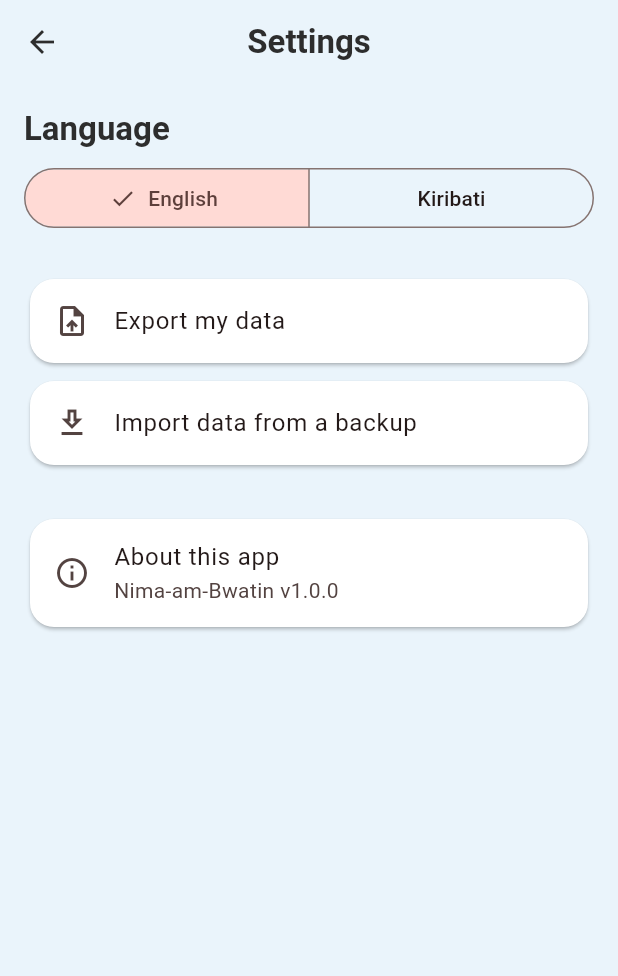
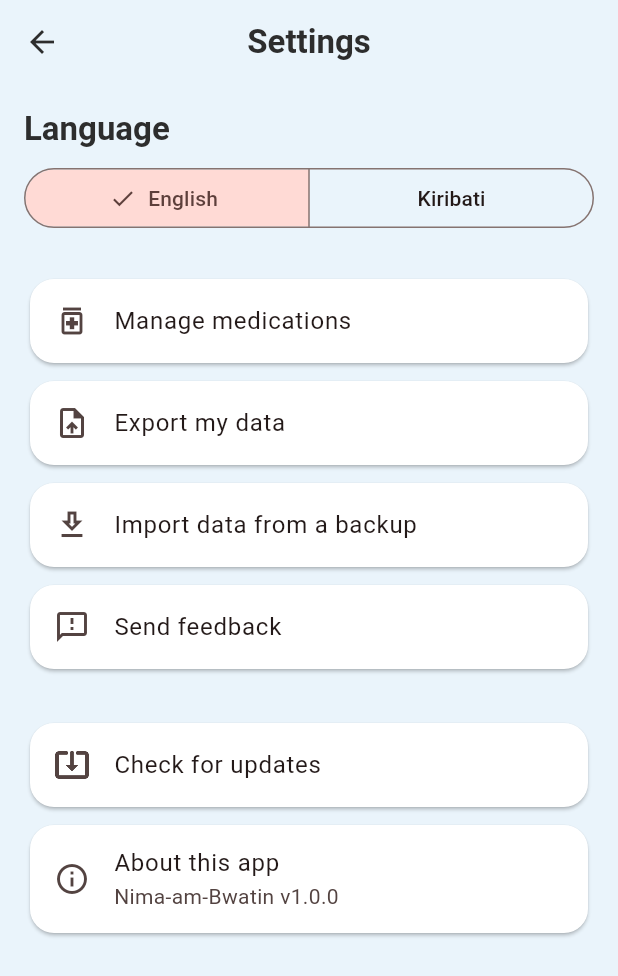
Before and after one commit to dsc26support-beep/Nima-am-Bwatin, a Flutter app: the SettingsScreen screen opened directly, on a phone screen of 412 x 824 dp. Shown: the top 976 px of the screen. Run offline on Flutter 3.47's test engine with Material 3 defaults, Android fonts, the phone set to English and light mode, and no system bars; our stand-ins replace file_picker, flutter_local_notifications, flutter_riverpod, flutter_timezone, package_info_plus, permission_handler and 4 more; accounts and stored records are empty.

Commit message:
Fix stale medication list after edits, relocate delete, add update check and feedback
- Fix: editing a medication/appointment (e.g. changing a reminder time) and
  saving could leave the on-screen list showing the old data. The DB write
  always succeeded, but if notification (re)scheduling then threw -- e.g.
  the exact-alarm permission isn't granted yet on the device -- the
  exception aborted the update before the in-memory list ever reloaded.
  Wrap the scheduling/cancel calls in try/catch in both notifiers so a
  scheduling failure never blocks the state refresh. Covered by a new
  regression test (medication_notifier_test.dart) plus a lower-level
  repository roundtrip test proving persistence itself was always correct.
- Move medication deletion out of the main Medications list (no more
  delete icon per row) into a new "Manage medications" screen under
  Settings.
- Add an "Update now" flow in Settings: compares the running build's
  embedded commit SHA against a version.json published alongside every CI
  release, and opens the direct APK download when a newer build exists.
  CI now bakes BUILD_SHA in via --dart-define and publishes version.json.
- Add a "Send feedback" screen in Settings: a text box that opens the
  device's email app addressed to dsc26.support@gmail.com with the
  comment pre-filled.

Co-Authored-By: Claude Sonnet 5 <noreply@anthropic.com>
Claude-Session: https://claude.ai/code/session_01WntN4FWLRcYFJt2r9WFWUM

```diff
--- a/assets/lang/en.json
+++ b/assets/lang/en.json
@@ -95,7 +95,22 @@
   "settings_language_kiribati": "Kiribati",
   "settings_export_data": "Export my data",
   "settings_import_data": "Import data from a backup",
+  "settings_manage_medications": "Manage medications",
   "settings_about": "About this app",
+  "settings_check_updates": "Check for updates",
+  "settings_checking_updates": "Checking for updates...",
+  "settings_update_now": "Update now",
+  "settings_up_to_date": "You're on the latest version",
+  "settings_feedback": "Send feedback",
+
+  "manage_medications_title": "Manage medications",
+  "manage_medications_empty": "No medications to manage yet.",
+
+  "feedback_title": "Send feedback",
+  "feedback_intro": "Help us improve this app. Tell us what's working well or what could be better.",
+  "feedback_hint": "Type your comments here...",
+  "feedback_submit": "Submit",
+  "feedback_empty_error": "Please write something before submitting.",
 
   "medication_notification_title": "Time for your medication",
   "medication_notification_body": "Take {dosage} of {name} now.",
--- a/assets/lang/gil.json
+++ b/assets/lang/gil.json
@@ -95,7 +95,22 @@
   "settings_language_kiribati": "Kiribati",
   "settings_export_data": "Export my data",
   "settings_import_data": "Import data from a backup",
+  "settings_manage_medications": "Manage medications",
   "settings_about": "About this app",
+  "settings_check_updates": "Check for updates",
+  "settings_checking_updates": "Checking for updates...",
+  "settings_update_now": "Update now",
+  "settings_up_to_date": "You're on the latest version",
+  "settings_feedback": "Send feedback",
+
+  "manage_medications_title": "Manage medications",
+  "manage_medications_empty": "No medications to manage yet.",
+
+  "feedback_title": "Send feedback",
+  "feedback_intro": "Help us improve this app. Tell us what's working well or what could be better.",
+  "feedback_hint": "Type your comments here...",
+  "feedback_submit": "Submit",
+  "feedback_empty_error": "Please write something before submitting.",
 
   "medication_notification_title": "Time for your medication",
   "medication_notification_body": "Take {dosage} of {name} now.",
--- /dev/null
+++ b/lib/screens/settings/manage_medications_screen.dart
@@ -0,0 +1,58 @@
+import 'package:flutter/material.dart';
+import 'package:flutter_riverpod/flutter_riverpod.dart';
+
+import '../../core/theme.dart';
+import '../../l10n/app_localizations.dart';
+import '../../models/medication.dart';
+import '../../providers/medication_provider.dart';
+import '../../widgets/confirm_dialog.dart';
+import '../../widgets/empty_state.dart';
+
+/// Where medications get deleted from -- kept out of the main Medications
+/// tab so a stray tap there can't accidentally remove a reminder.
+class ManageMedicationsScreen extends ConsumerWidget {
+  const ManageMedicationsScreen({super.key});
+
+  Future<void> _delete(BuildContext context, WidgetRef ref, Medication medication) async {
+    final confirmed = await showConfirmDialog(
+      context,
+      message: ref.tImperative('medication_delete_confirm'),
+      confirmLabel: ref.tImperative('common_delete'),
+      cancelLabel: ref.tImperative('common_cancel'),
+    );
+    if (confirmed) {
+      await ref.read(medicationProvider.notifier).delete(medication);
+    }
+  }
+
+  @override
+  Widget build(BuildContext context, WidgetRef ref) {
+    final medications = ref.watch(medicationProvider);
+
+    return Scaffold(
+      appBar: AppBar(title: Text(ref.t('manage_medications_title'))),
+      body: SafeArea(
+        child: medications.isEmpty
+            ? EmptyState(message: ref.t('manage_medications_empty'), icon: Icons.medication_outlined)
+            : ListView.builder(
+                padding: const EdgeInsets.all(16),
+                itemCount: medications.length,
+                itemBuilder: (context, index) {
+                  final medication = medications[index];
+                  return Card(
+                    child: ListTile(
+                      leading: const Icon(Icons.medication, color: AppColors.coral),
+                      title: Text(medication.name),
+                      subtitle: Text(medication.dosage),
+                      trailing: IconButton(
+                        icon: const Icon(Icons.delete_outline),
+                        onPressed: () => _delete(context, ref, medication),
+                      ),
+                    ),
+                  );
+                },
+              ),
+      ),
+    );
+  }
+}
--- a/lib/screens/settings/settings_screen.dart
+++ b/lib/screens/settings/settings_screen.dart
@@ -4,8 +4,11 @@ import 'package:package_info_plus/package_info_plus.dart';
 
 import '../../l10n/app_localizations.dart';
 import '../../widgets/language_toggle.dart';
+import '../../widgets/update_check_tile.dart';
 import '../export_import/export_screen.dart';
 import '../export_import/import_screen.dart';
+import 'feedback_screen.dart';
+import 'manage_medications_screen.dart';
 
 class SettingsScreen extends ConsumerWidget {
   const SettingsScreen({super.key});
@@ -24,6 +27,15 @@ class SettingsScreen extends ConsumerWidget {
             const SizedBox(height: 24),
             Card(
               child: ListTile(
+                leading: const Icon(Icons.medication_outlined),
+                title: Text(ref.t('settings_manage_medications')),
+                onTap: () => Navigator.of(context).push(
+                  MaterialPageRoute(builder: (_) => const ManageMedicationsScreen()),
+                ),
+              ),
+            ),
+            Card(
+              child: ListTile(
                 leading: const Icon(Icons.upload_file_outlined),
                 title: Text(ref.t('settings_export_data')),
                 onTap: () => Navigator.of(context).push(
@@ -40,7 +52,17 @@ class SettingsScreen extends ConsumerWidget {
                 ),
               ),
             ),
+            Card(
+              child: ListTile(
+                leading: const Icon(Icons.feedback_outlined),
+                title: Text(ref.t('settings_feedback')),
+                onTap: () => Navigator.of(context).push(
+                  MaterialPageRoute(builder: (_) => const FeedbackScreen()),
+                ),
+              ),
+            ),
             const SizedBox(height: 24),
+            const UpdateCheckTile(),
             Card(
               child: ListTile(
                 leading: const Icon(Icons.info_outline),
--- /dev/null
+++ b/lib/widgets/update_check_tile.dart
@@ -0,0 +1,63 @@
+import 'package:flutter/material.dart';
+import 'package:flutter_riverpod/flutter_riverpod.dart';
+import 'package:url_launcher/url_launcher.dart';
+
+import '../l10n/app_localizations.dart';
+import '../services/update_check_service.dart';
+
+enum _UpdateState { idle, checking, upToDate, available }
+
+class UpdateCheckTile extends ConsumerStatefulWidget {
+  const UpdateCheckTile({super.key});
+
+  @override
+  ConsumerState<UpdateCheckTile> createState() => _UpdateCheckTileState();
+}
+
+class _UpdateCheckTileState extends ConsumerState<UpdateCheckTile> {
+  _UpdateState _state = _UpdateState.idle;
+
+  Future<void> _onTap() async {
+    if (_state == _UpdateState.checking) return;
+
+    if (_state == _UpdateState.available) {
+      await launchUrl(Uri.parse(UpdateCheckService.apkDownloadUrl), mode: LaunchMode.externalApplication);
+      return;
+    }
+
+    setState(() => _state = _UpdateState.checking);
+    final available = await UpdateCheckService.isUpdateAvailable();
+    if (!mounted) return;
+    setState(() => _state = available ? _UpdateState.available : _UpdateState.upToDate);
+  }
+
+  @override
+  Widget build(BuildContext context) {
+    final String label;
+    switch (_state) {
+      case _UpdateState.idle:
+        label = ref.t('settings_check_updates');
+      case _UpdateState.checking:
+        label = ref.t('settings_checking_updates');
+      case _UpdateState.available:
+        label = ref.t('settings_update_now');
+      case _UpdateState.upToDate:
+        label = ref.t('settings_up_to_date');
+    }
+
+    return Card(
+      child: ListTile(
+        leading: const Icon(Icons.system_update_alt_outlined),
+        title: Text(label),
+        trailing: _state == _UpdateState.checking
+            ? const SizedBox(
+                height: 20,
+                width: 20,
+                child: CircularProgressIndicator(strokeWidth: 2),
+              )
+            : null,
+        onTap: _onTap,
+      ),
+    );
+  }
+}
--- a/pubspec.yaml
+++ b/pubspec.yaml
@@ -41,12 +41,15 @@ dependencies:
 
   # Date/number formatting (manual patterns only, not locale-driven lookup)
   intl: ^0.20.2
+  http: ^1.6.0
+  url_launcher: ^6.3.2
 
 dev_dependencies:
   flutter_test:
     sdk: flutter
   flutter_lints: ^6.0.0
   flutter_launcher_icons: ^0.14.3
+  sqflite_common_ffi: ^2.4.2
 
 # path_provider_android >=2.3.0 rewrote its Android implementation on top of
 # the `jni` package, whose Android build.gradle (jni 1.0.1) fails to evaluate
```
Also changed, not shown: lib/providers/appointment_provider.dart (+18 -3 lines), lib/providers/medication_provider.dart (+21 -3 lines), lib/screens/medications/medication_list_screen.dart (+0 -17 lines), lib/screens/settings/feedback_screen.dart (added, +73 -0 lines), lib/services/update_check_service.dart (added, +38 -0 lines), pubspec.lock, 5 other files.
